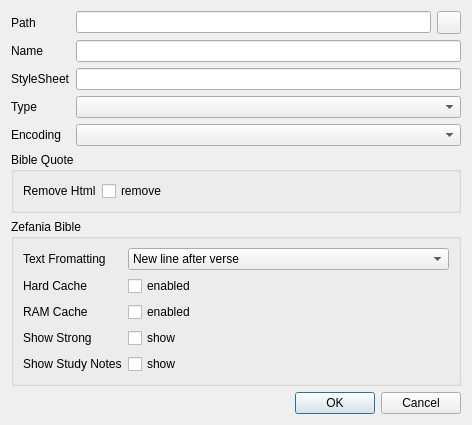
Before: the Qt Designer form src/ui/dialog/moduleconfigdialog.ui in metaxy/openBibleViewer, drawn with Qt 5.
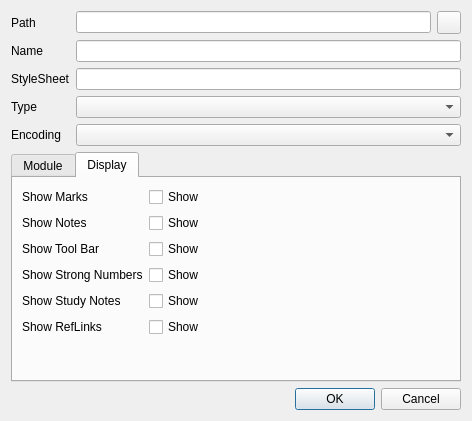
After: the same form once the commit is applied. Icons and pictures are not drawn.

Diff of the .ui file:
```diff
--- a/src/ui/dialog/moduleconfigdialog.ui
+++ b/src/ui/dialog/moduleconfigdialog.ui
@@ -87,6 +87,16 @@
     </layout>
    </item>
    <item>
+    <widget class="QTabWidget" name="tabWidget">
+     <property name="currentIndex">
+      <number>1</number>
+     </property>
+     <widget class="QWidget" name="tab">
+      <attribute name="title">
+       <string>Module</string>
+      </attribute>
+      <layout class="QVBoxLayout" name="verticalLayout_4">
+       <item>
     <widget class="QGroupBox" name="groupBox_bq">
      <property name="title">
       <string>Bible Quote</string>
@@ -188,37 +198,104 @@
           </property>
          </widget>
         </item>
-        <item row="4" column="0">
+           </layout>
+          </item>
+         </layout>
+        </widget>
+       </item>
+      </layout>
+     </widget>
+     <widget class="QWidget" name="tab_2">
+      <attribute name="title">
+       <string>Display</string>
+      </attribute>
+      <layout class="QFormLayout" name="formLayout_2">
+       <item row="0" column="0">
          <widget class="QLabel" name="label_8">
           <property name="text">
-           <string>Show Strong</string>
+          <string>Show Marks</string>
           </property>
          </widget>
         </item>
-        <item row="4" column="1">
+       <item row="0" column="1">
+        <widget class="QCheckBox" name="checkBox_showMarks">
+         <property name="text">
+          <string>Show</string>
+         </property>
+        </widget>
+       </item>
+       <item row="1" column="1">
+        <widget class="QCheckBox" name="checkBox_showNotes">
+         <property name="text">
+          <string>Show</string>
+         </property>
+        </widget>
+       </item>
+       <item row="2" column="1">
+        <widget class="QCheckBox" name="checkBox_showBottomToolbar">
+         <property name="text">
+          <string>Show</string>
+         </property>
+        </widget>
+       </item>
+       <item row="3" column="1">
          <widget class="QCheckBox" name="checkBox_showStrong">
           <property name="text">
-           <string>show</string>
+          <string>Show</string>
           </property>
          </widget>
         </item>
-        <item row="5" column="0">
+       <item row="4" column="1">
+        <widget class="QCheckBox" name="checkBox_showStudyNotes">
+         <property name="text">
+          <string>Show</string>
+         </property>
+        </widget>
+       </item>
+       <item row="1" column="0">
          <widget class="QLabel" name="label_9">
           <property name="text">
+          <string>Show Notes</string>
+         </property>
+        </widget>
+       </item>
+       <item row="2" column="0">
+        <widget class="QLabel" name="label_12">
+         <property name="text">
+          <string>Show Tool Bar</string>
+         </property>
+        </widget>
+       </item>
+       <item row="4" column="0">
+        <widget class="QLabel" name="label_13">
+         <property name="text">
            <string>Show Study Notes</string>
           </property>
          </widget>
         </item>
+       <item row="3" column="0">
+        <widget class="QLabel" name="label_14">
+         <property name="text">
+          <string>Show Strong Numbers</string>
+         </property>
+        </widget>
+       </item>
         <item row="5" column="1">
-         <widget class="QCheckBox" name="checkBox_showStudyNote">
+        <widget class="QCheckBox" name="checkBox_showRefLinks">
           <property name="text">
-           <string>show</string>
+          <string>Show</string>
           </property>
          </widget>
         </item>
-       </layout>
-      </item>
-     </layout>
+       <item row="5" column="0">
+        <widget class="QLabel" name="label_15">
+         <property name="text">
+          <string>Show RefLinks</string>
+         </property>
+        </widget>
+       </item>
+      </layout>
+     </widget>
     </widget>
    </item>
    <item>
```
Lines whose indentation alone changed are shown as unchanged.
